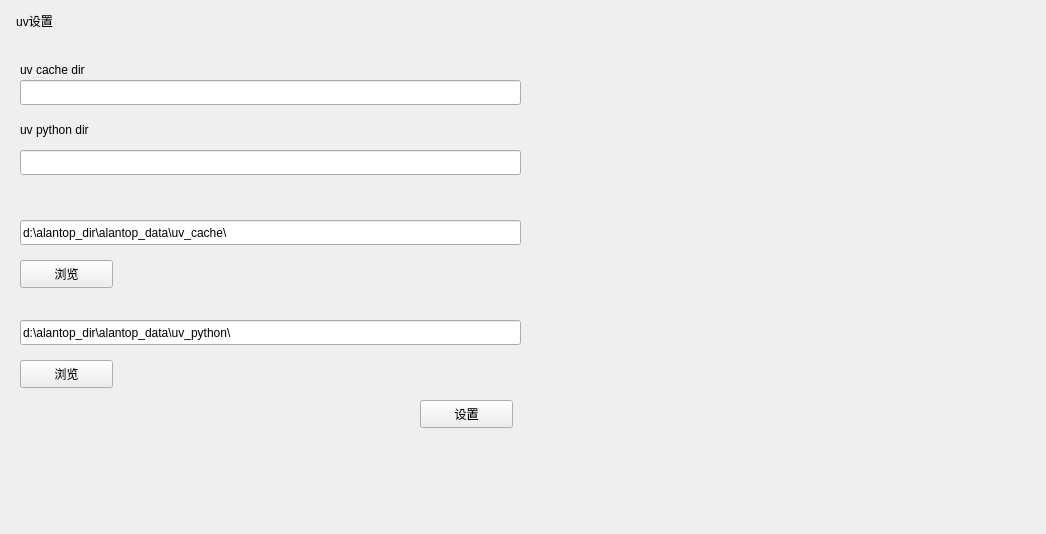
Qt form uv.ui (alantop0720/alantop_config) before a commit.
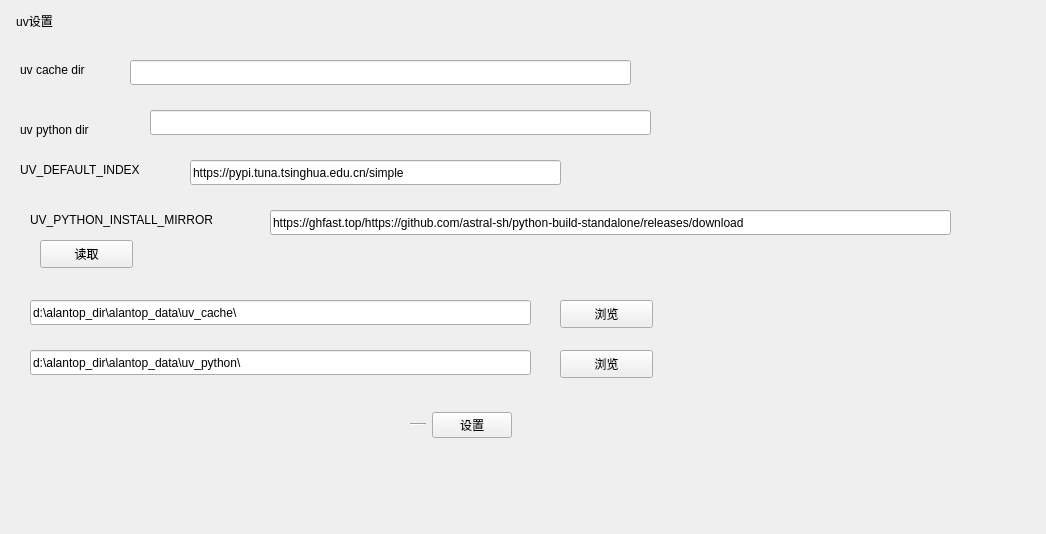
The same form after that commit.

Commit message:
refactor: 移除冗余的ConfigPage组件，新增环境变量读取功能
1.  删除不再使用的configpage相关文件和引用
2.  新增读取用户环境变量的功能，添加读取环境变量按钮
3.  调整UI布局，新增PyPI镜像和安装镜像配置项
4.  优化控件位置排版

```diff
--- a/uv.ui
+++ b/uv.ui
@@ -32,8 +32,8 @@
   <widget class="QLineEdit" name="lineEdit_CACHE_DIR">
    <property name="geometry">
     <rect>
-     <x>20</x>
-     <y>80</y>
+     <x>130</x>
+     <y>60</y>
      <width>501</width>
      <height>25</height>
     </rect>
@@ -42,8 +42,8 @@
   <widget class="QLineEdit" name="lineEdit_PTHON_DIR">
    <property name="geometry">
     <rect>
-     <x>20</x>
-     <y>150</y>
+     <x>150</x>
+     <y>110</y>
      <width>501</width>
      <height>25</height>
     </rect>
@@ -78,8 +78,8 @@
   <widget class="QLineEdit" name="lineEdit_NEW_CACHE_DIR">
    <property name="geometry">
     <rect>
-     <x>20</x>
-     <y>220</y>
+     <x>30</x>
+     <y>300</y>
      <width>501</width>
      <height>25</height>
     </rect>
@@ -91,8 +91,8 @@
   <widget class="QPushButton" name="pushButton_cache_dir">
    <property name="geometry">
     <rect>
-     <x>20</x>
-     <y>260</y>
+     <x>560</x>
+     <y>300</y>
      <width>93</width>
      <height>28</height>
     </rect>
@@ -104,8 +104,8 @@
   <widget class="QPushButton" name="pushButton_python_dir">
    <property name="geometry">
     <rect>
-     <x>20</x>
-     <y>360</y>
+     <x>560</x>
+     <y>350</y>
      <width>93</width>
      <height>28</height>
     </rect>
@@ -114,24 +114,11 @@
     <string>浏览</string>
    </property>
   </widget>
-  <widget class="QPushButton" name="pushButton_set">
-   <property name="geometry">
-    <rect>
-     <x>420</x>
-     <y>400</y>
-     <width>93</width>
-     <height>28</height>
-    </rect>
-   </property>
-   <property name="text">
-    <string>设置</string>
-   </property>
-  </widget>
   <widget class="QLineEdit" name="lineEdit_PYTHON_DIR">
    <property name="geometry">
     <rect>
-     <x>20</x>
-     <y>320</y>
+     <x>30</x>
+     <y>350</y>
      <width>501</width>
      <height>25</height>
     </rect>
@@ -140,6 +127,103 @@
     <string>d:\alantop_dir\alantop_data\uv_python\</string>
    </property>
   </widget>
+  <widget class="QLineEdit" name="lineEdit_default_index">
+   <property name="geometry">
+    <rect>
+     <x>190</x>
+     <y>160</y>
+     <width>371</width>
+     <height>25</height>
+    </rect>
+   </property>
+   <property name="text">
+    <string>https://pypi.tuna.tsinghua.edu.cn/simple</string>
+   </property>
+  </widget>
+  <widget class="QLabel" name="label_3">
+   <property name="geometry">
+    <rect>
+     <x>20</x>
+     <y>160</y>
+     <width>201</width>
+     <height>19</height>
+    </rect>
+   </property>
+   <property name="text">
+    <string>UV_DEFAULT_INDEX</string>
+   </property>
+  </widget>
+  <widget class="QLineEdit" name="lineEdit_install_mirror">
+   <property name="geometry">
+    <rect>
+     <x>270</x>
+     <y>210</y>
+     <width>681</width>
+     <height>25</height>
+    </rect>
+   </property>
+   <property name="text">
+    <string>https://ghfast.top/https://github.com/astral-sh/python-build-standalone/releases/download</string>
+   </property>
+  </widget>
+  <widget class="QLabel" name="label_4">
+   <property name="geometry">
+    <rect>
+     <x>30</x>
+     <y>210</y>
+     <width>261</width>
+     <height>19</height>
+    </rect>
+   </property>
+   <property name="text">
+    <string>UV_PYTHON_INSTALL_MIRROR</string>
+   </property>
+  </widget>
+  <widget class="QPushButton" name="pushButton_read">
+   <property name="geometry">
+    <rect>
+     <x>40</x>
+     <y>240</y>
+     <width>93</width>
+     <height>28</height>
+    </rect>
+   </property>
+   <property name="text">
+    <string>读取</string>
+   </property>
+  </widget>
+  <widget class="QWidget" name="">
+   <property name="geometry">
+    <rect>
+     <x>410</x>
+     <y>410</y>
+     <width>102</width>
+     <height>30</height>
+    </rect>
+   </property>
+   <layout class="QHBoxLayout" name="horizontalLayout">
+    <item>
+     <widget class="Line" name="line">
+      <property name="sizePolicy">
+       <sizepolicy hsizetype="Expanding" vsizetype="Fixed">
+        <horstretch>0</horstretch>
+        <verstretch>0</verstretch>
+       </sizepolicy>
+      </property>
+      <property name="orientation">
+       <enum>Qt::Horizontal</enum>
+      </property>
+     </widget>
+    </item>
+    <item>
+     <widget class="QPushButton" name="pushButton_set">
+      <property name="text">
+       <string>设置</string>
+      </property>
+     </widget>
+    </item>
+   </layout>
+  </widget>
  </widget>
  <resources/>
  <connections/>
```
The commit also changes 7 other files.
